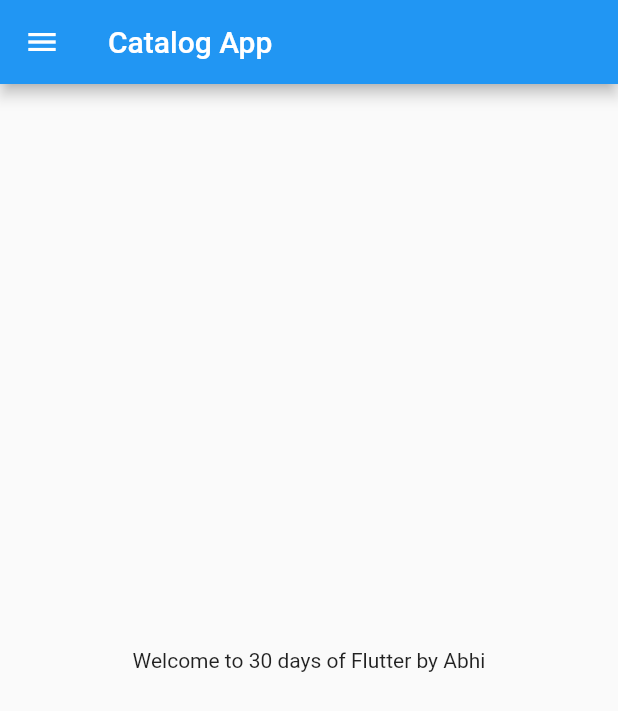
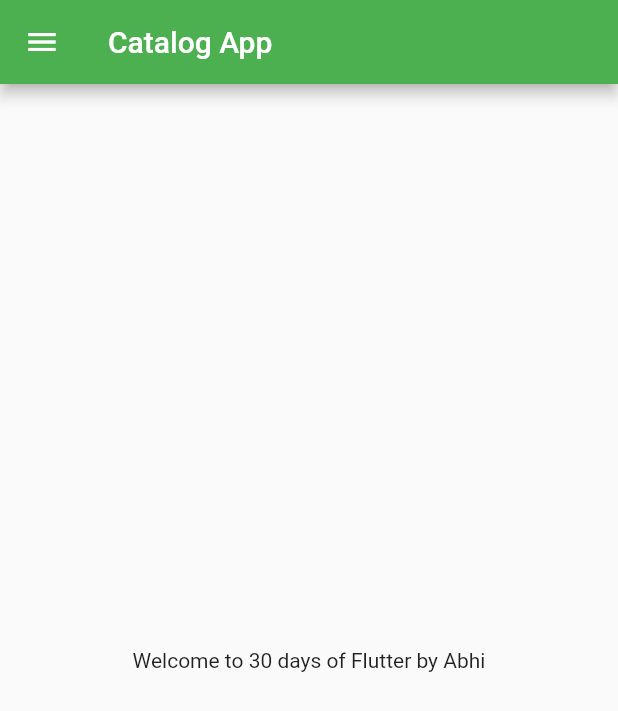
Before and after one commit to Abhisekh77/Flutter, a Flutter app: the screen it shows after launch, on a phone screen of 412 x 824 dp. Shown: the top 711 px of the screen. Run offline on Flutter 3.47's test engine with Material 2 defaults, Android fonts, the phone set to English and light mode, and no system bars.

Commit message:
day3 completed

```diff
--- a/lib/main.dart
+++ b/lib/main.dart
@@ -1,5 +1,6 @@
 import 'package:flutter/material.dart';
-import 'package:my_first_project/home_page.dart';
+import 'package:my_first_project/pages/home_page.dart';
+import 'package:my_first_project/pages/login_page.dart';
 
 void main() {
   runApp(MyApp());
@@ -11,7 +12,14 @@ class MyApp extends StatelessWidget {
   @override
   Widget build(BuildContext context) {
     return MaterialApp(
-      home: HomePage(),
+      themeMode: ThemeMode.light,
+      theme: ThemeData(primarySwatch: Colors.green),
+      initialRoute: "/home",
+      routes: {
+        "/": (context) => LoginPage(),
+        "/home": (context) => HomePage(),
+        "/login": (context) => LoginPage()
+      },
     );
   }
 }
```
Also changed, not shown: lib/pages/login_page.dart (added, +19 -0 lines), lib/pages/home_page.dart (renamed from lib/home_page.dart).
